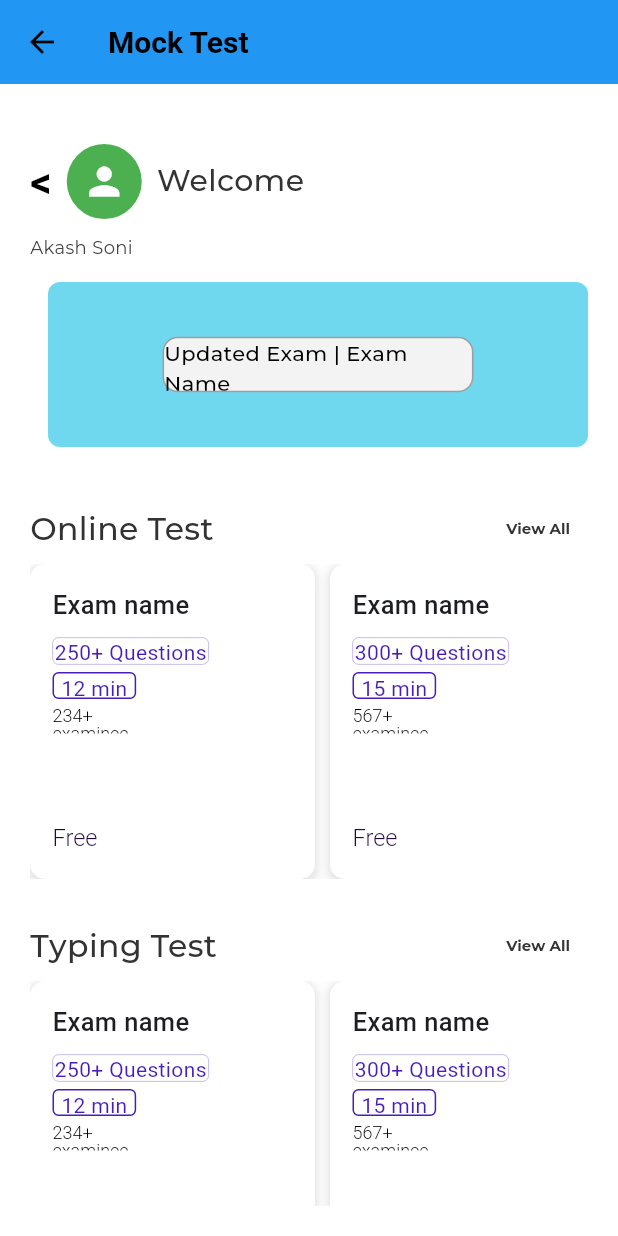
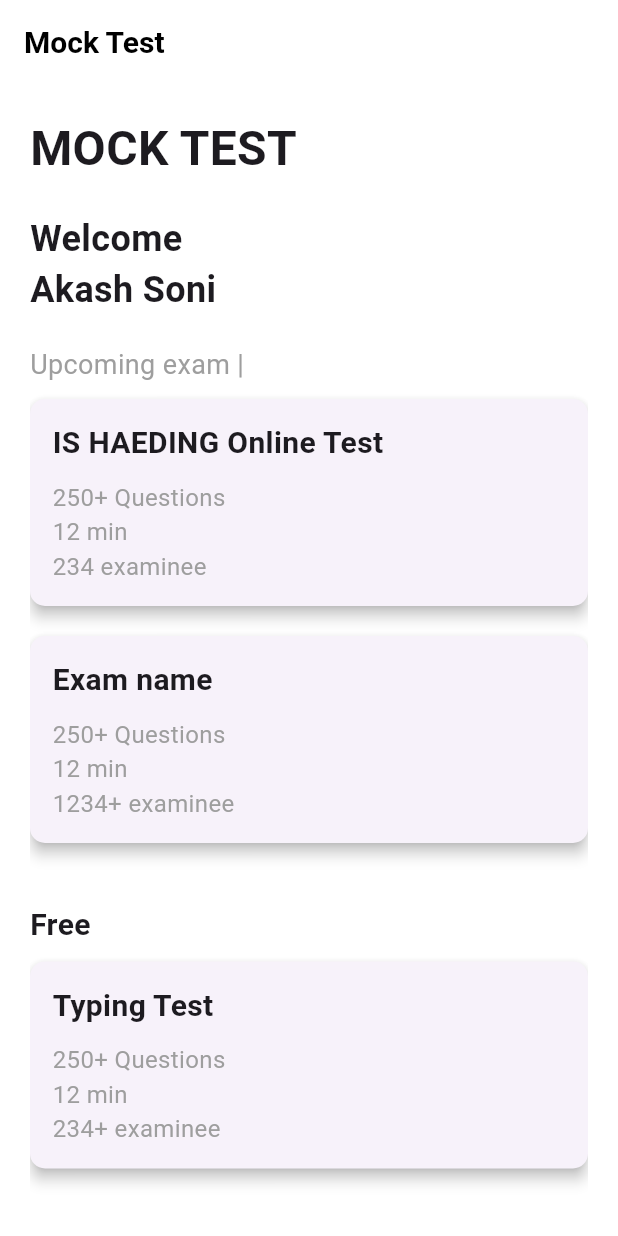
Before and after one commit to mediatechtemple/india-sakari-app, a Flutter app: the MockTestPage screen opened directly, on a phone screen of 412 x 824 dp. Run offline on Flutter 3.47's test engine with Material 3 defaults, Android fonts, the phone set to English and light mode, and no system bars; our stand-ins replace carousel_slider, firebase_core, firebase_crashlytics, firebase_messaging, get, google_fonts; accounts and stored records are empty; Roboto replaces fonts that are missing (Kanit).

Commit message:
Add routes

```diff
--- a/lib/main.dart
+++ b/lib/main.dart
@@ -4,6 +4,7 @@ import 'package:get/get.dart';
 import 'package:get/get_core/src/get_main.dart';
 import 'package:get/get_navigation/src/root/get_material_app.dart';
 import 'package:get/get_state_manager/src/rx_flutter/rx_obx_widget.dart';
+import 'package:indiasarkarinaukri/routes/app_routes.dart';
 import 'package:indiasarkarinaukri/themes/dark_theme.dart';
 import 'package:indiasarkarinaukri/themes/light_theme.dart';
 import 'package:indiasarkarinaukri/utils/notification_page.dart';
@@ -22,9 +23,18 @@ void main() async{
   FlutterError.onError = FirebaseCrashlytics.instance.recordFlutterError;
   // FirebaseCrashlytics.instance.crash();
 
+  await FirebaseMessaging.instance.requestPermission(provisional: true);
+  FirebaseMessaging.onMessage.listen((RemoteMessage message) {
+    print('Got a message whilst in the foreground!');
+    print('Message data: ${message.data}');
+
+    if (message.notification != null) {
+      print('Message also contained a notification: ${message.notification}');
+    }
+  });
   FirebaseMessaging.onMessageOpenedApp.listen((RemoteMessage message) {
-    print('Message clicked!');
-    // Handle the notification click (e.g., navigate to a specific screen)
+
+
   });
   runApp( MyApp());
 }
@@ -39,27 +49,19 @@ class MyApp extends StatelessWidget {
       return GetMaterialApp(
         title: 'Flutter Demo',
         theme: themeViewModel.isDarkMode.value ? darkTheme : lightTheme,
-        initialRoute: '/',
+        initialRoute: AppRoutes.home,  // Set the initial route from AppRoutes
+        getPages: AppRoutes.routes,
+        // getPages: [
+        //   ...AppRoutes.routes,  // Static routes from AppRoutes
+        //   ...AppPages.pages,    // Dynamic routes from AppPages
+        // ],
+
         routes: {
           '/': (context) => const Homescreen(),
-          //'/mock_test': (context) => MockTestPage(),
+          '/mock_test': (context) => MockTestPage(),
           '/notification': (context) => NotificationPage(),
         },
       );
     });
   }
 }
-
-
-
-// Home Page (Main Screen)
-class HomePage extends StatelessWidget {
-  const HomePage({super.key}); // Added key parameter
-
-  @override
-  Widget build(BuildContext context) {
-    return Scaffold(
-
-    );
-  }
-}
--- a/lib/routes/app_pages.dart
+++ b/lib/routes/app_pages.dart
@@ -1,7 +1,7 @@
 import 'package:get/get.dart';
 
 import '../bindings/advertise_with_us_binding.dart';
-import '../utils/advertise_with_us.dart';
+import '../views/advertise_with_us.dart';
 
 class AppPages {
   static final routes = [
--- a/lib/routes/app_routes.dart
+++ b/lib/routes/app_routes.dart
@@ -1,5 +1,21 @@
+import 'package:get/get_navigation/src/routes/get_route.dart';
+
+import '../views/advertise_with_us.dart';
+import '../utils/notification_page.dart';
+import '../views/HomeScreen.dart';
+import '../views/mocktest.dart';
+
 class AppRoutes {
-  static const String AUTH = '/auth';
-  static const String HOME = '/home';
-  static const String advertisementwithus = '/Advertisementwithus';
+  static const String home = '/';
+  static const String mockTest = '/mock_test';
+  static const String notification = '/notification';
+  static const String advertisementpage = '/advertisementwithus';
+
+
+  static List<GetPage> routes = [
+    GetPage(name: home, page: () => const Homescreen()),
+    GetPage(name: mockTest, page: () => MockTestPage()),
+    GetPage(name: notification, page: () => NotificationPage()),
+    GetPage(name: advertisementpage, page: () => AdvertiseWithUsPage()),
+  ];
 }
--- a/lib/views/Drawer.dart
+++ b/lib/views/Drawer.dart
@@ -4,38 +4,44 @@ import 'package:google_fonts/google_fonts.dart';
 import 'package:indiasarkarinaukri/utils/constants.dart';
 import 'package:indiasarkarinaukri/viewmodels/theme_viewmodel.dart';
 
+import '../routes/app_routes.dart';
 import 'UIHelper.dart';
-
 
 class CustomDrawer extends StatelessWidget {
   const CustomDrawer({super.key});
 
   @override
   Widget build(BuildContext context) {
-    ThemeViewModel themeViewModel=Get.find<ThemeViewModel>();
+    ThemeViewModel themeViewModel = Get.find<ThemeViewModel>();
 
     return Drawer(
       child: Column(
         children: [
           DrawerHeader(
-            decoration: BoxDecoration(
-      color: Constant.bgColor,
-      ),
+            decoration: BoxDecoration(color: Constant.bgColor),
             child: Container(
               width: double.infinity,
               child: Column(
                 children: [
                   CircleAvatar(
                     radius: 50,
-                    backgroundImage: AssetImage('assets/drawables/indialogo.png'),
+                    backgroundImage: AssetImage(
+                      'assets/drawables/indialogo.png',
+                    ),
                   ),
-                UIHelper.textview("India sarkari Naukri", FontWeight.w600, 20, GoogleFonts.poppins(), Colors.white)
+                  UIHelper.textview(
+                    "India sarkari Naukri",
+                    FontWeight.w600,
+                    20,
+                    GoogleFonts.poppins(),
+                    Colors.white,
+                  ),
                 ],
               ),
             ),
           ),
-          Obx(()=>
-             SwitchListTile(
+          Obx(
+            () => SwitchListTile(
               title: Text('Night Mode'),
               secondary: Icon(Icons.dark_mode),
               value: themeViewModel.isDarkMode.value,
@@ -44,22 +50,29 @@ class CustomDrawer extends StatelessWidget {
               },
             ),
           ),
-          ListTile(leading: Icon(Icons.support),
-          title: Text("Support")),
-           ListTile(leading: Icon(Icons.share),
-          title: Text("Share & Earn")),
-           ListTile(leading: Image.asset('assets/icons/speakerphone.png'),
-          title: Text("Advertise With Us")),
-           ListTile(leading: Icon(Icons.archive_outlined),
-          title: Text("Archives")),
-           ListTile(leading: Icon(Icons.rate_review_sharp),
-                  title: Text("Rate US")),
-           ListTile(leading: Icon(Icons.update),
-                  title: Text("Update App")),
-           ListTile(leading: Image.asset('assets/icons/about.png'),
-                          title: Text("About")),
-
-                ],
+          ListTile(leading: Icon(Icons.support), title: Text("Support")),
+          ListTile(leading: Icon(Icons.share), title: Text("Share & Earn")),
+          ListTile(
+            leading: Image.asset('assets/icons/speakerphone.png'),
+            title: Text("Advertise With Us"),
+            onTap: () {
+              Get.toNamed(AppRoutes.advertisementpage);
+            },
+          ),
+          ListTile(
+            leading: Icon(Icons.archive_outlined),
+            title: Text("Archives"),
+          ),
+          ListTile(
+            leading: Icon(Icons.rate_review_sharp),
+            title: Text("Rate US"),
+          ),
+          ListTile(leading: Icon(Icons.update), title: Text("Update App")),
+          ListTile(
+            leading: Image.asset('assets/icons/about.png'),
+            title: Text("About"),
+          ),
+        ],
       ),
     );
   }
--- a/lib/views/advertisementwithus.dart
+++ /dev/null
@@ -1,32 +0,0 @@
-import 'package:flutter/material.dart';
-
-class AdvertisementPage extends StatelessWidget {
-  const AdvertisementPage({super.key});
-
-  @override
-  Widget build(BuildContext context) {
-    return Scaffold(
-      appBar: AppBar(
-        title: Text("Advertisement With Us"),
-      ),
-      body: Center(
-        child: Column(
-          mainAxisAlignment: MainAxisAlignment.center,
-          children: [
-            Text(
-              "This is the Advertisement Page.",
-              style: TextStyle(fontSize: 20),
-            ),
-            SizedBox(height: 20),
-            ElevatedButton(
-              onPressed: () {
-                // Example action on the advertisement page
-              },
-              child: Text("Contact Us for Advertisement"),
-            ),
-          ],
-        ),
-      ),
-    );
-  }
-}
--- a/lib/views/mocktest.dart
+++ b/lib/views/mocktest.dart
@@ -1,283 +1,155 @@
 import 'package:flutter/material.dart';
-import 'package:google_fonts/google_fonts.dart';
 
+void main() {
+  runApp(MyApp());
+}
+
+class MyApp extends StatelessWidget {
+  @override
+  Widget build(BuildContext context) {
+    return MaterialApp(
+      title: 'Mock Test App',
+      theme: ThemeData(
+        primarySwatch: Colors.blue,
+        visualDensity: VisualDensity.adaptivePlatformDensity,
+      ),
+      home: MockTestPage(),
+    );
+  }
+}
 
 class MockTestPage extends StatelessWidget {
-  const MockTestPage({super.key});
-
   @override
   Widget build(BuildContext context) {
     return Scaffold(
-      backgroundColor: Colors.white,
       appBar: AppBar(
-        title: const Text('Mock Test'),
-        backgroundColor: Colors.blue,
+        title: Text('Mock Test'),
       ),
       body: Padding(
         padding: const EdgeInsets.all(20.0),
         child: ListView(
           children: [
-            const SizedBox(height: 20),
-
-            Row(
-              children: [
-                const Text(
-                  '<',
+            // Main Heading
+            Text(
+              'MOCK TEST',
               style: TextStyle(
-                    fontSize: 28,
+                fontSize: 32,
                 fontWeight: FontWeight.bold,
-                    color: Colors.black,
               ),
             ),
-                const SizedBox(width: 10),
-                Container(
-                  width: 50,
-                  height: 50,
-                  decoration: const BoxDecoration(
-                    shape: BoxShape.circle,
-                    color: Colors.green,
-                  ),
-                  child: const Icon(
-                    Icons.person,
-                    color: Colors.white,
-                    size: 30,
+            SizedBox(height: 20),
+
+            // Subheading: Welcome Akash Soni
+            Text(
+              'Welcome\nAkash Soni',
+              style: TextStyle(
+                fontSize: 24,
+                fontWeight: FontWeight.bold,
               ),
             ),
-                const SizedBox(width: 10),
+            SizedBox(height: 20),
+
+            // Upcoming Exam Heading
             Text(
-                  'Welcome',
-                  style: GoogleFonts.montserrat(
-                    fontSize: 20,
-                    fontWeight: FontWeight.w500,
-                    color: const Color(0xFF333333),
+              'Upcoming exam |',
+              style: TextStyle(
+                fontSize: 18,
+                color: Colors.grey,
               ),
             ),
-              ],
+            SizedBox(height: 10),
+
+            // Exam Name & Details
+            buildExamCard(
+              'IS HAEDING Online Test',
+              '250+ Questions',
+              '12 min',
+              '234 examinee',
             ),
+            buildExamCard(
+              'Exam name',
+              '250+ Questions',
+              '12 min',
+              '1234+ examinee',
+            ),
+            SizedBox(height: 20),
 
-            const SizedBox(height: 10),
+            // Free Section
             Text(
-              'Akash Soni',
-              textAlign: TextAlign.left,
-              style: GoogleFonts.montserrat(
-                fontSize: 12,
-                fontWeight: FontWeight.w400,
-                color: const Color(0xFF404040),
+              'Free',
+              style: TextStyle(
+                fontSize: 20,
+                fontWeight: FontWeight.bold,
               ),
             ),
+            SizedBox(height: 10),
 
-            const SizedBox(height: 15),
+            buildExamCard(
+              'Typing Test',
+              '250+ Questions',
+              '12 min',
+              '234+ examinee',
+            ),
+            SizedBox(height: 20),
 
-            // Light Blue Rectangle Box containing "Updated Exam | Exam Name"
-            Container(
-              width: 337,
-              height: 110,
-              margin: const EdgeInsets.only(left: 12),
-              decoration: BoxDecoration(
-                color: const Color(0xFF6FD8EF),
-                borderRadius: BorderRadius.circular(8),
-              ),
-              alignment: Alignment.center,
-              child: Container(
-                width: 207.22,
-                height: 36.86,
-                decoration: BoxDecoration(
-                  color: const Color(0xFFF3F3F4),
-                  borderRadius: BorderRadius.circular(10),
-                  border: Border.all(color: Colors.grey, width: 1),
-                ),
-                alignment: Alignment.center,
-                child: Text(
-                  'Updated Exam | Exam Name',
-                  style: GoogleFonts.montserrat(
-                    fontSize: 14,
-                    fontWeight: FontWeight.w500,
-                    color: Colors.black,
+            // View All Button
+            Center(
+              child: ElevatedButton(
+                onPressed: () {
+                  // Add your action here
+                },
+                child: Text('View all'),
               ),
             ),
-              ),
-            ),
-
-            const SizedBox(height: 30),
-
-            buildSectionHeader(context, 'Online Test'),
-            buildExamRowWithSidebar('Exam name', 'Exam name'),
-
-            const SizedBox(height: 20),
-            buildSectionHeader(context, 'Typing Test'),
-            buildExamRowWithSidebar('Exam name', 'Exam name'),
-
-            const SizedBox(height: 20),
-            buildSectionHeader(context, 'Short Hand'),
-            buildExamRowWithSidebar('Exam name', 'Exam name'),
-
-            const SizedBox(height: 20),
           ],
         ),
       ),
     );
   }
 
-  Widget buildSectionHeader(BuildContext context, String title) {
-    return Row(
-      mainAxisAlignment: MainAxisAlignment.spaceBetween,
-      children: [
-        Text(
-          title,
-          style: GoogleFonts.montserrat(
-            fontSize: 21,
-            fontWeight: FontWeight.w500,
-            color: const Color(0xFF333333),
-          ),
-        ),
-        TextButton(
-          onPressed: () {},
-          child: Text(
-            'View All',
-            style: GoogleFonts.montserrat(
-              fontSize: 10,
-              fontWeight: FontWeight.w700,
-              color: const Color(0xFF333333),
-              height: 1.0,
-              letterSpacing: 0.0,
-            ),
-          ),
-        ),
-      ],
-    );
-  }
-
-  Widget buildExamRowWithSidebar(String exam1, String exam2) {
-    return SingleChildScrollView(
-      scrollDirection: Axis.horizontal,
-      child: Row(
-        children: [
-          buildExamCard(exam1, '250+ Questions', '12 min', '234+ examinee'),
-          const SizedBox(width: 10),
-          buildExamCard(exam2, '300+ Questions', '15 min', '567+ examinee'),
-        ],
-      ),
-    );
-  }
-
-  Widget buildExamCard(String examName, String questionCount, String time, String examineeCount) {
-    return Container(
-      width: 190,
-      height: 210,
-      decoration: BoxDecoration(
-        color: Colors.white,
-        borderRadius: BorderRadius.circular(10),
-        boxShadow: [
-          BoxShadow(
-            color: Colors.black.withOpacity(0.1),
-            blurRadius: 4,
-            spreadRadius: 2,
-            offset: const Offset(0, 2),
-          ),
-        ],
-      ),
-      padding: const EdgeInsets.all(15),
+  // Custom Widget to display each exam card
+  Widget buildExamCard(
+      String examName, String questionCount, String time, String examineeCount) {
+    return Card(
+      margin: EdgeInsets.only(bottom: 20),
+      elevation: 4.0,
+      shape: RoundedRectangleBorder(borderRadius: BorderRadius.circular(10)),
+      child: Padding(
+        padding: const EdgeInsets.all(15.0),
         child: Column(
           crossAxisAlignment: CrossAxisAlignment.start,
           children: [
             Text(
               examName,
-            style: GoogleFonts.kanit(
-              fontSize: 17,
-              fontWeight: FontWeight.w500,
-              color: const Color(0xFF1D1E23),
+              style: TextStyle(
+                fontSize: 20,
+                fontWeight: FontWeight.bold,
               ),
             ),
-          const SizedBox(height: 10),
-
-          // Updated "Questions" with Border #471EBA
-          Container(
-            width: 104.17,
-            height: 18,
-            decoration: BoxDecoration(
-              border: Border.all(color: const Color(0xFF471EBA), width: 0.2),
-              borderRadius: BorderRadius.circular(4),
-            ),
-            alignment: Alignment.center,
-            child: Text(
+            SizedBox(height: 10),
+            Text(
               questionCount,
-              style: const TextStyle(
-                fontSize: 14,
-                color: Color(0xFF471EBA),
+              style: TextStyle(
+                fontSize: 16,
+                color: Colors.grey,
               ),
             ),
-          ),
-
-          const SizedBox(height: 5),
-
-          // Updated "Time" with Border #471EBA
-          Container(
-            width: 55.77,
-            height: 18,
-            decoration: BoxDecoration(
-              border: Border.all(color: const Color(0xFF471EBA), width: 1),
-              borderRadius: BorderRadius.circular(4),
-            ),
-            alignment: Alignment.center,
-            child: Text(
+            Text(
               time,
-              style: const TextStyle(
-                fontSize: 14,
-                color: Color(0xFF471EBA),
+              style: TextStyle(
+                fontSize: 16,
+                color: Colors.grey,
               ),
             ),
-          ),
-
-          const SizedBox(height: 5),
-
-          // Updated "Examinee Count" with Required Format
-          Align(
-            alignment: Alignment.centerLeft,
-            child: Container(
-              width: 79,
-              height: 18,
-              alignment: Alignment.center,
-              child: Text(
+            Text(
               examineeCount,
-                style: GoogleFonts.kanit(
-                  fontSize: 12,
-                  fontWeight: FontWeight.w300,
-                  color: Colors.black,
-                  height: 1.0,
-                  letterSpacing: 0.0,
+              style: TextStyle(
+                fontSize: 16,
+                color: Colors.grey,
               ),
             ),
+          ],
         ),
-          ),
-
-          const Spacer(),
-
-          // "free" Text with Corrected Spacing & Alignment
-          Align(
-            alignment: Alignment.bottomLeft,
-            child: SizedBox(
-              width: 30, // Width: 30px
-              height: 24, // Height: 24px
-              child: FittedBox(
-                fit: BoxFit.scaleDown, // Prevents overflow
-                child: Text(
-                  'Free',
-                  textAlign: TextAlign.center,
-                  style: GoogleFonts.kanit(
-                    fontSize: 16, // Font size: 16px
-                    fontWeight: FontWeight.w300, // Weight: 300
-                    color: const Color(0xFF26093D), // Color: #26093D
-                    height: 1.0, // Line height: 100%
-                    letterSpacing: 0.0, // Letter spacing: 0%
-                  ),
-                ),
-              ),
-            ),
-          ),
-
-
-
-        ],
       ),
     );
   }
```
Also changed, not shown: lib/views/advertise_with_us.dart (renamed from lib/utils/advertise_with_us.dart), 1 other file. Lines whose indentation alone changed are shown as unchanged.
